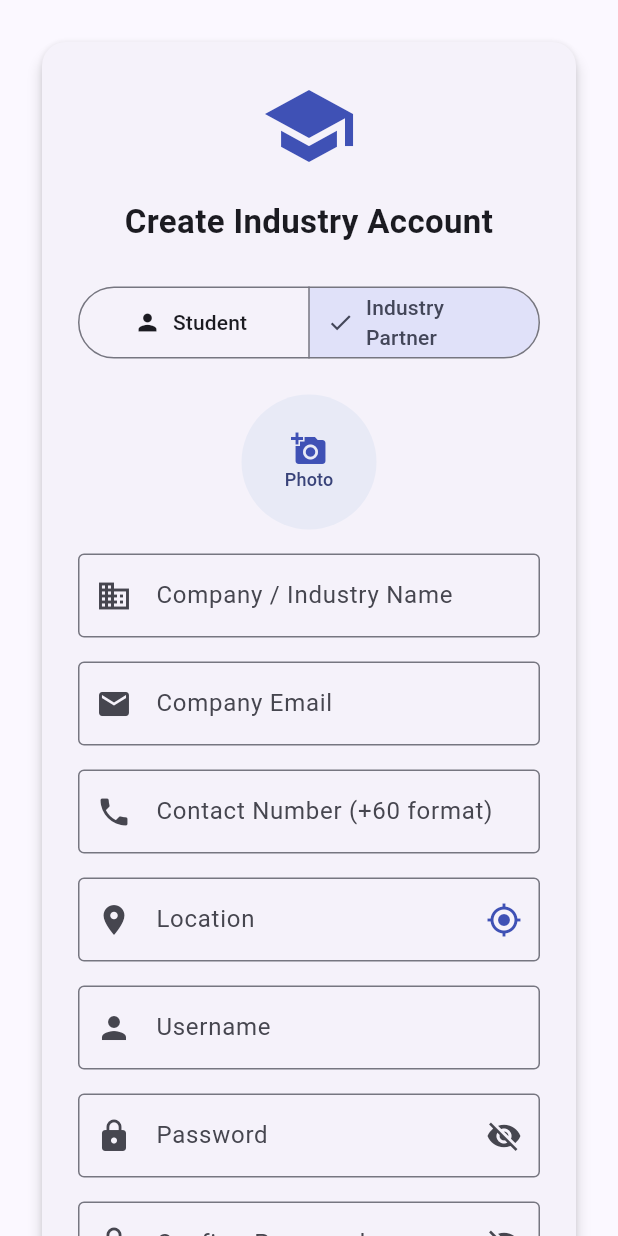
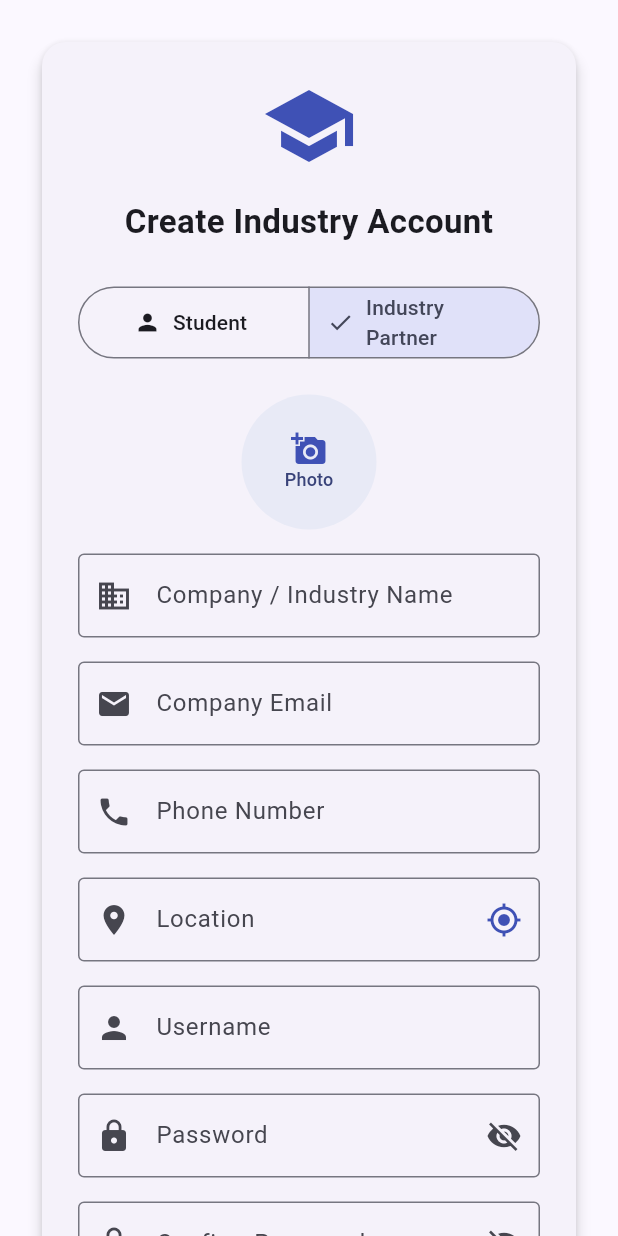
Before and after one commit to Tz-school/Assignment, a Flutter app: the screen it shows after launch, after a tap on "Don't have an account? Register here", after a tap on "Industry Partner", on a phone screen of 412 x 824 dp. Run offline on Flutter 3.47's test engine with Material 3 defaults, Android fonts, the phone set to English and light mode, and no system bars; our stand-ins replace geolocator, image_picker, shared_preferences, sqflite; accounts and stored records are empty.

Commit message:
add industry partner role

```diff
--- a/lib/screen/login_screen.dart
+++ b/lib/screen/login_screen.dart
@@ -47,10 +47,10 @@ class _LoginScreenState extends State<LoginScreen> {
     super.dispose();
   }
 
-  // Malaysian Phone Format Validation (+60 format)
+  // Validates digits typed after +60 (8 to 10 digits starting with 1-9)
   bool _validateMalaysiaPhone(String phone) {
     final cleanPhone = phone.replaceAll(RegExp(r'[\s-]'), '');
-    final phoneRegExp = RegExp(r'^\+60[1-9][0-9]{7,9}$');
+    final phoneRegExp = RegExp(r'^[1-9][0-9]{7,9}$');
     return phoneRegExp.hasMatch(cleanPhone);
   }
 
@@ -128,11 +128,11 @@ class _LoginScreenState extends State<LoginScreen> {
       }
 
       if (_selectedRole == 'industry') {
-        final contactNumber = _contactController.text.trim();
+        final rawContact = _contactController.text.trim();
 
         if (_companyNameController.text.trim().isEmpty ||
             _emailController.text.trim().isEmpty ||
-            contactNumber.isEmpty ||
+            rawContact.isEmpty ||
             _locationController.text.trim().isEmpty) {
           ScaffoldMessenger.of(context).showSnackBar(
             const SnackBar(content: Text('Please fill in all industry partner fields')),
@@ -140,11 +140,11 @@ class _LoginScreenState extends State<LoginScreen> {
           return;
         }
 
-        // Validate Malaysian Phone Number (+60 Format)
-        if (!_validateMalaysiaPhone(contactNumber)) {
+        // Validate contact number typed after +60
+        if (!_validateMalaysiaPhone(rawContact)) {
           ScaffoldMessenger.of(context).showSnackBar(
             const SnackBar(
-              content: Text('Enter a valid Malaysian contact number starting with +60 (e.g. +60123456789)'),
+              content: Text('Enter a valid phone number (e.g. 123456789)'),
             ),
           );
           return;
@@ -158,10 +158,13 @@ class _LoginScreenState extends State<LoginScreen> {
         }
 
         try {
+          // Store fully formatted phone number (+60XXXXXXXXX)
+          final fullContactNumber = '+60$rawContact';
+
           final partner = IndustryPartner(
             companyName: _companyNameController.text.trim(),
             email: _emailController.text.trim(),
-            contactNumber: contactNumber,
+            contactNumber: fullContactNumber,
             location: _locationController.text.trim(),
             photoPath: _companyPhoto!.path,
           );
@@ -324,9 +327,15 @@ class _LoginScreenState extends State<LoginScreen> {
                       controller: _contactController,
                       keyboardType: TextInputType.phone,
                       decoration: const InputDecoration(
-                        labelText: 'Contact Number (+60 format)',
-                        hintText: '+60123456789',
+                        labelText: 'Phone Number',
                         prefixIcon: Icon(Icons.phone),
+                        prefixText: '+60 ',
+                        prefixStyle: TextStyle(
+                          color: Colors.black87,
+                          fontSize: 16,
+                          fontWeight: FontWeight.w500,
+                        ),
+                        hintText: '123456789',
                         border: OutlineInputBorder(),
                       ),
                     ),
```
